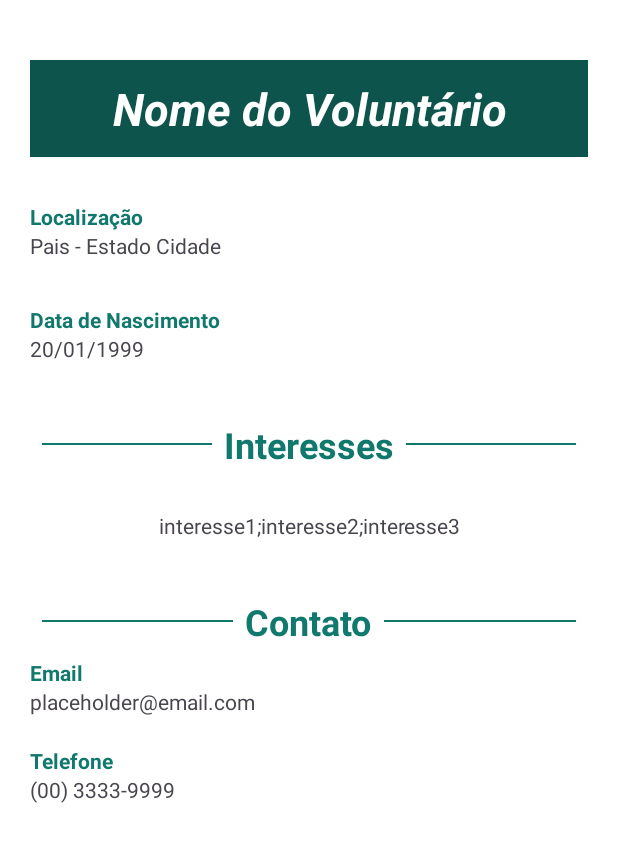
After one commit to william-michelli/trabalhoextensionista, an Android app: the layout fragment_detalhe_voluntario.xml on its own in the app's theme, with its tools: preview values and no code run, on a phone screen of 412 x 824 dp. The commit adds this screen. Shown: the top 842 px of the screen. Run offline under Robolectric (Android 15) with nearby library versions, the phone set to English and light mode, and no system bars.

Commit message:
Tela de detalhes da Ong e do Voluntario

```diff
--- /dev/null
+++ b/app/src/main/res/layout/fragment_detalhe_voluntario.xml
@@ -0,0 +1,166 @@
+<?xml version="1.0" encoding="utf-8"?>
+<androidx.core.widget.NestedScrollView xmlns:android="http://schemas.android.com/apk/res/android"
+    xmlns:app="http://schemas.android.com/apk/res-auto"
+    xmlns:tools="http://schemas.android.com/tools"
+    android:layout_width="match_parent"
+    android:layout_height="match_parent"
+    android:background="#ffffff"
+    tools:context=".ong.novaong.NovaOngFragment">
+
+    <LinearLayout
+        android:layout_width="match_parent"
+        android:layout_height="wrap_content"
+        android:layout_marginHorizontal="20dp"
+        android:layout_marginTop="40dp"
+        android:orientation="vertical">
+
+        <!-- Id-->
+        <EditText
+            android:id="@+id/txtId"
+            android:layout_width="match_parent"
+            android:layout_height="wrap_content"
+            android:ems="10"
+            android:inputType="text"
+            android:layout_marginBottom="25dp"
+            android:visibility="gone"/>
+
+        <!-- Nome-->
+        <TextView
+            android:id="@+id/detalhesNome"
+            android:layout_width="match_parent"
+            android:layout_height="wrap_content"
+            android:textSize="30sp"
+            android:textStyle="italic|bold"
+            android:textAlignment="center"
+            android:textColor="#FFFFFF"
+            android:background="#0c544c"
+            android:padding="12dp"
+            android:layout_marginBottom="30dp"
+            android:text="Nome do Voluntário" />
+
+        <!-- Localizacao-->
+        <TextView
+            android:id="@+id/lblLocalizacao"
+            android:layout_width="match_parent"
+            android:layout_height="wrap_content"
+            android:textStyle="bold"
+            android:textColor="#10786C"
+            android:text="@string/localiza_o" />
+
+        <TextView
+            android:id="@+id/detalhesLocalizacao"
+            android:layout_width="match_parent"
+            android:layout_height="wrap_content"
+            android:layout_marginBottom="30.sp"
+            android:text="Pais - Estado Cidade" />
+
+        <!-- Data de Nascimento -->
+        <TextView
+            android:id="@+id/lblDataNascimento"
+            android:layout_width="match_parent"
+            android:layout_height="wrap_content"
+            android:textStyle="bold"
+            android:textColor="#10786C"
+            android:text="@string/lbl_datanascimento" />
+
+        <TextView
+            android:id="@+id/detalhesDataNascimento"
+            android:layout_width="match_parent"
+            android:layout_height="wrap_content"
+            android:layout_marginBottom="30.sp"
+            android:text="20/01/1999" />
+
+
+        <!-- Contato-->
+        <RelativeLayout
+            android:layout_width="match_parent"
+            android:layout_height="wrap_content"
+            android:padding="8dp">
+
+            <View
+                android:id="@+id/blackLine2"
+                android:layout_width="match_parent"
+                android:layout_height="1dp"
+                android:layout_centerVertical="true"
+                android:background="#10786C" />
+
+            <TextView
+                android:layout_width="wrap_content"
+                android:layout_height="wrap_content"
+                android:text="Interesses"
+                android:background="#FFFFFF"
+                android:textColor="#10786C"
+                android:textSize="24sp"
+                android:textStyle="bold"
+                android:layout_centerInParent="true"
+                android:paddingHorizontal="8dp" />
+        </RelativeLayout>
+
+        <!-- Interesses -->
+        <TextView
+            android:id="@+id/detalhesInteresses"
+            android:layout_width="match_parent"
+            android:layout_height="wrap_content"
+            android:layout_marginBottom="30.sp"
+            android:textAlignment="center"
+            android:layout_marginTop="20dp"
+            android:text="interesse1;interesse2;interesse3" />
+
+        <!-- Contato-->
+        <RelativeLayout
+            android:layout_width="match_parent"
+            android:layout_height="wrap_content"
+            android:padding="8dp">
+
+            <View
+                android:id="@+id/blackLine"
+                android:layout_width="match_parent"
+                android:layout_height="1dp"
+                android:layout_centerVertical="true"
+                android:background="#10786C" />
+
+            <TextView
+                android:layout_width="wrap_content"
+                android:layout_height="wrap_content"
+                android:text="Contato"
+                android:background="#FFFFFF"
+                android:textColor="#10786C"
+                android:textSize="24sp"
+                android:textStyle="bold"
+                android:layout_centerInParent="true"
+                android:paddingHorizontal="8dp" />
+        </RelativeLayout>
+
+        <!-- Email-->
+        <TextView
+            android:id="@+id/lblEmail"
+            android:layout_width="match_parent"
+            android:layout_height="wrap_content"
+            android:textStyle="bold"
+            android:textColor="#10786C"
+            android:text="@string/lbl_email" />
+
+        <TextView
+            android:id="@+id/detalhesEmail"
+            android:layout_width="match_parent"
+            android:layout_height="wrap_content"
+            android:layout_marginBottom="20dp"
+            android:text="placeholder@email.com" />
+
+        <!-- Telefone -->
+        <TextView
+            android:id="@+id/lblTelefone"
+            android:layout_width="match_parent"
+            android:layout_height="wrap_content"
+            android:textStyle="bold"
+            android:textColor="#10786C"
+            android:text="@string/lbl_telefone" />
+
+        <TextView
+            android:id="@+id/detalhesTelefone"
+            android:layout_width="match_parent"
+            android:layout_height="wrap_content"
+            android:text="(00) 3333-9999" />
+
+    </LinearLayout>
+</androidx.core.widget.NestedScrollView>
--- a/app/src/main/res/values/strings.xml
+++ b/app/src/main/res/values/strings.xml
@@ -41,4 +41,6 @@
     <string name="cadastrar_ong">Cadastrar ONG</string>
     <string name="cadastrar_volunt_rio">Cadastrar Voluntário</string>
     <string name="digite_a_senha">Digite a senha</string>
+    <string name="contato">Contato</string>
+    <string name="localiza_o">Localização</string>
 </resources>
```
Also changed, not shown: app/src/main/res/layout/fragment_detalhe_ong.xml (added, +149 -0 lines).
